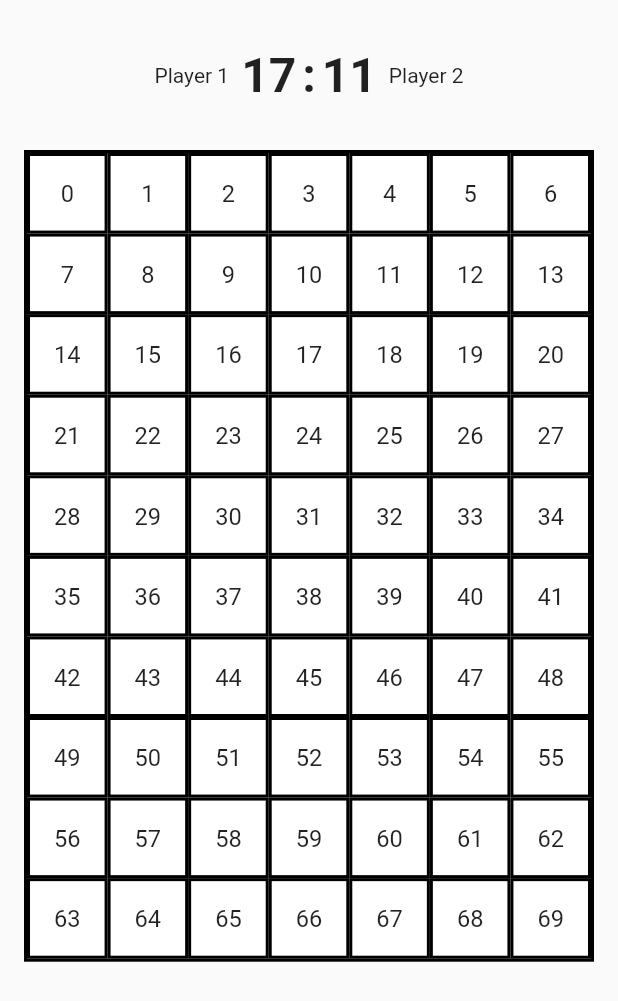
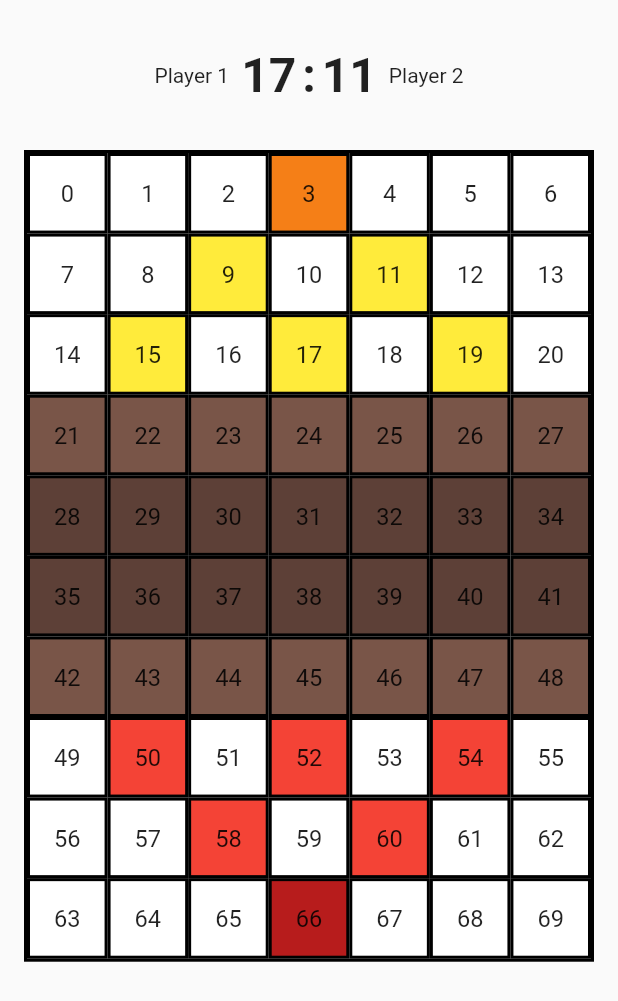
Before and after one commit to reAlpha39/chessbomb, a Flutter app: the screen it shows after launch, after a tap on "Click Here", on a phone screen of 412 x 824 dp. Shown: the top 1001 px of the screen. Run offline on Flutter 3.47's test engine with Material 2 defaults, Android fonts, the phone set to English and light mode, and no system bars; drawn by our look-alikes of velocity_x; our stand-ins replace bloc, flutter_bloc, freezed_annotation, get, get_it, injectable.

Commit message:
add board state color

```diff
--- /dev/null
+++ b/lib/app/game/bloc/cubit/game_board_cubit.dart
@@ -0,0 +1,82 @@
+import 'package:bloc/bloc.dart';
+import 'package:bombernyaa/app/game/models/board_state.dart';
+import 'package:flutter/material.dart';
+import 'package:freezed_annotation/freezed_annotation.dart';
+import 'package:injectable/injectable.dart';
+
+part 'game_board_state.dart';
+part 'game_board_cubit.freezed.dart';
+
+@injectable
+class GameBoardCubit extends Cubit<GameBoardState> {
+  GameBoardCubit() : super(const GameBoardState.initial());
+
+  List<String> initialBoardState = boardStateDummy;
+
+  Color boardState(int index) {
+    Color colorTile;
+    String state = initialBoardState[index];
+    switch (state) {
+      case '1.0':
+        colorTile = Colors.red.shade900;
+        break;
+      case '1.1':
+        colorTile = Colors.red;
+        break;
+      case '1.2':
+        colorTile = Colors.red;
+        break;
+      case '1.3':
+        colorTile = Colors.red;
+        break;
+      case '1.4':
+        colorTile = Colors.red;
+        break;
+      case '1.5':
+        colorTile = Colors.red;
+        break;
+      case '2.0':
+        colorTile = Colors.yellow.shade900;
+        break;
+      case '2.1':
+        colorTile = Colors.yellow;
+        break;
+      case '2.2':
+        colorTile = Colors.yellow;
+        break;
+      case '2.3':
+        colorTile = Colors.yellow;
+        break;
+      case '2.4':
+        colorTile = Colors.yellow;
+        break;
+      case '2.5':
+        colorTile = Colors.yellow;
+        break;
+      case '3.0':
+        colorTile = Colors.white;
+        break;
+      case '4.0':
+        colorTile = Colors.white;
+        break;
+      case '5.0':
+        colorTile = Colors.white;
+        break;
+      case '6.0':
+        colorTile = Colors.white;
+        break;
+      case '7.0':
+        colorTile = Colors.brown;
+        break;
+      case '7.1':
+        colorTile = Colors.brown.shade700;
+        break;
+      case '8.0':
+        colorTile = Colors.white;
+        break;
+      default:
+        colorTile = Colors.white;
+    }
+    return colorTile;
+  }
+}
--- /dev/null
+++ b/lib/app/game/bloc/cubit/game_board_state.dart
@@ -0,0 +1,10 @@
+part of 'game_board_cubit.dart';
+
+@freezed
+class GameBoardState with _$GameBoardState {
+  const factory GameBoardState.initial() = _Initial;
+  const factory GameBoardState.loading() = _Loading;
+  const factory GameBoardState.error() = _Error;
+  const factory GameBoardState.selectedTiles(int index) = _SelectedTiles;
+  const factory GameBoardState.updateBoard() = _UpdateBoard;
+}
--- a/lib/app/game/pages/game_page.dart
+++ b/lib/app/game/pages/game_page.dart
@@ -1,6 +1,8 @@
+import 'package:bombernyaa/app/game/bloc/cubit/game_board_cubit.dart';
 import 'package:bombernyaa/app/game/widgets/game_board.dart';
 import 'package:bombernyaa/app/game/widgets/player_point.dart';
 import 'package:bombernyaa/app/home/bloc/cubit/player_id_cubit.dart';
+import 'package:bombernyaa/injection.dart';
 import 'package:flutter/material.dart';
 import 'package:flutter_bloc/flutter_bloc.dart';
 import 'package:velocity_x/velocity_x.dart';
@@ -10,8 +12,15 @@ class GamePage extends StatelessWidget {
 
   @override
   Widget build(BuildContext context) {
-    return BlocProvider(
-      create: (context) => PlayerIdCubit(),
+    return MultiBlocProvider(
+      providers: [
+        BlocProvider(
+          create: (context) => getIt<PlayerIdCubit>(),
+        ),
+        BlocProvider(
+          create: (context) => getIt<GameBoardCubit>(),
+        ),
+      ],
       child: const _GameLayout(),
     );
   }
--- a/lib/app/game/widgets/tile.dart
+++ b/lib/app/game/widgets/tile.dart
@@ -1,3 +1,4 @@
+import 'package:bombernyaa/app/game/bloc/cubit/game_board_cubit.dart';
 import 'package:bombernyaa/app/game/widgets/game_board.dart';
 import 'package:flutter/material.dart';
 import 'package:flutter_bloc/flutter_bloc.dart';
@@ -49,7 +50,7 @@ class _TileState extends State<Tile> with SingleTickerProviderStateMixin {
           child: VxBox(child: widget.index.text.lg.make().centered())
               .height(5)
               .width(5)
-              .color(Colors.white)
+              .color(context.read<GameBoardCubit>().boardState(widget.index))
               .border(
                 color: Colors.black,
                 width: 2,
```
Also changed, not shown: lib/app/game/bloc/cubit/game_board_cubit.freezed.dart (added), lib/injection.config.dart.
